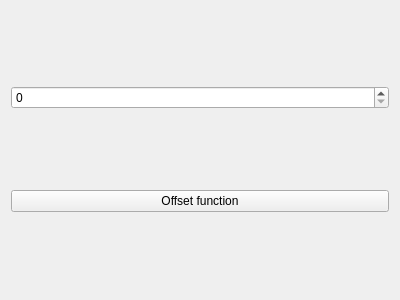
Before: the Qt Designer form Stacker/StackerWidget.ui in HonghuaLi/stacker, drawn with Qt 5.
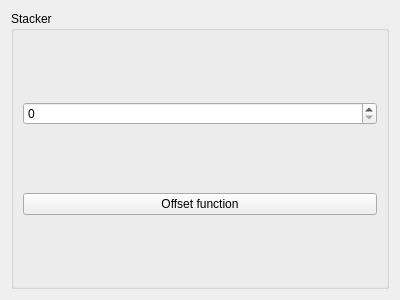
After: the same form once the commit is applied.

```diff
--- a/Stacker/StackerWidget.ui
+++ b/Stacker/StackerWidget.ui
@@ -15,6 +15,12 @@
   </property>
   <layout class="QVBoxLayout" name="verticalLayout">
    <item>
+    <widget class="QGroupBox" name="groupBox">
+     <property name="title">
+      <string>Stacker</string>
+     </property>
+     <layout class="QVBoxLayout" name="verticalLayout_2">
+      <item>
     <widget class="QSpinBox" name="spinBox"/>
    </item>
    <item>
@@ -22,6 +28,9 @@
      <property name="text">
       <string>Offset function</string>
      </property>
+       </widget>
+      </item>
+     </layout>
     </widget>
    </item>
   </layout>
```
Lines whose indentation alone changed are shown as unchanged.
